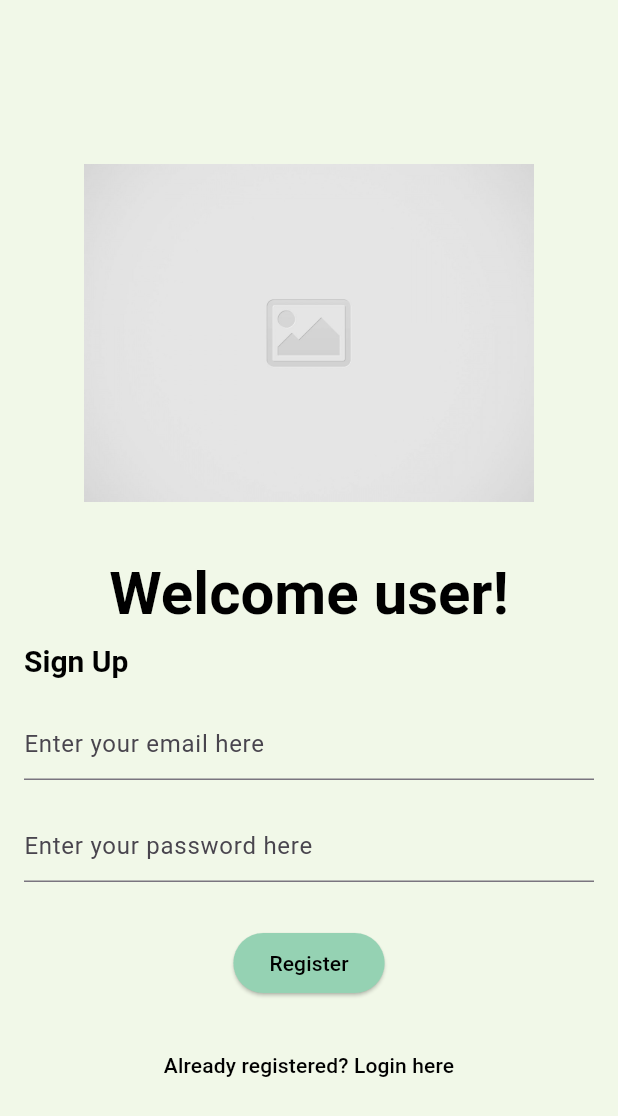
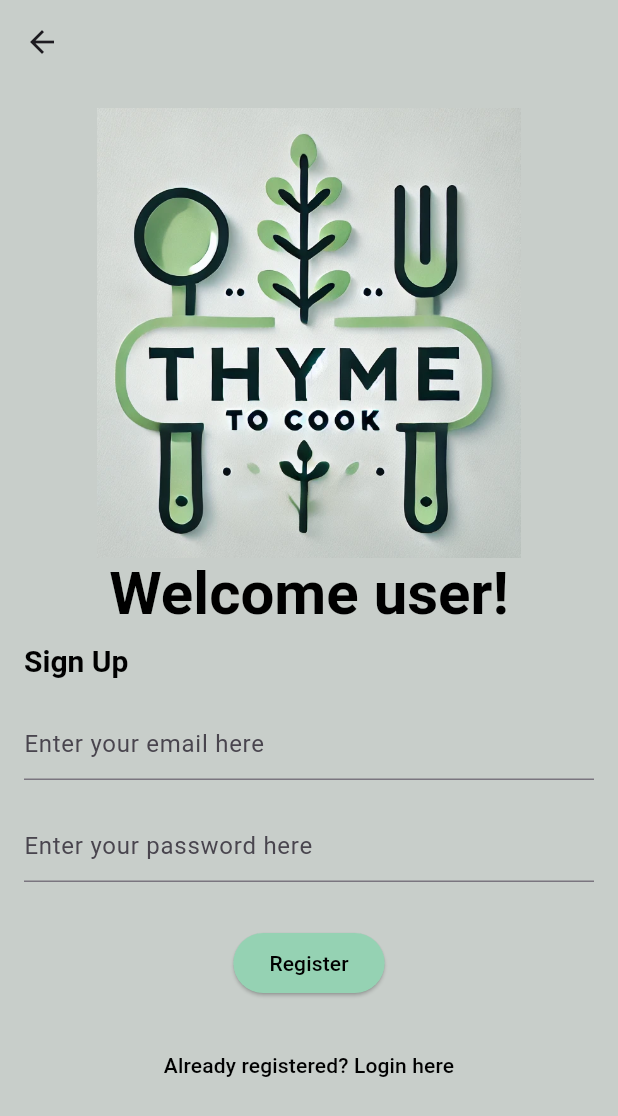
Before and after one commit to NathanTh3Gr3at/ITPV302_Project, a Flutter app: the screen it shows after launch, after a tap on "Register", on a phone screen of 412 x 824 dp. Shown: the top 1116 px of the screen. Run offline on Flutter 3.47's test engine with Material 3 defaults, Android fonts, the light colour scheme and no system bars; our stand-ins replace bloc, cloud_firestore, connectivity_plus, equatable, firebase_auth, firebase_core and 5 more; accounts and stored records are empty.

Commit message:
minor ui changes

```diff
--- a/ThymeToCook/thyme_to_cook/lib/views/register_login_section/open_app_view.dart
+++ b/ThymeToCook/thyme_to_cook/lib/views/register_login_section/open_app_view.dart
@@ -3,7 +3,9 @@ import 'package:flutter_bloc/flutter_bloc.dart';
 import 'package:thyme_to_cook/services/auth/bloc/auth_bloc.dart';
 import 'package:thyme_to_cook/services/auth/bloc/auth_event.dart';
 import 'package:thyme_to_cook/themes/colors/colors.dart';
+import 'package:thyme_to_cook/views/main_navigation.dart';
 import 'package:thyme_to_cook/views/register_login_section/login_view.dart';
+import 'package:thyme_to_cook/views/register_login_section/register_view.dart';
 
 class OpenAppView extends StatefulWidget {
   const OpenAppView({super.key});
@@ -46,10 +48,15 @@ class _OpenAppViewState extends State<OpenAppView> {
             ),
           ),
           Padding(
-            padding: const EdgeInsets.all(60.0),
+            padding: const EdgeInsets.only(top:40,bottom:40),
             child: ElevatedButton(
               onPressed: () {
-                Navigator.push(context,MaterialPageRoute(builder:(context)=>const LoginView()));
+                Navigator.push(
+                  context,
+                  MaterialPageRoute(
+                    builder: (context) => const LoginView(),
+                  ),
+                );
 
                 /* context.read<AuthBloc>().add(
                       const AuthEventLogOut(),
@@ -69,9 +76,16 @@ class _OpenAppViewState extends State<OpenAppView> {
           ),
           ElevatedButton(
             onPressed: () {
-              context.read<AuthBloc>().add(
+              Navigator.push(
+                context,
+                MaterialPageRoute(
+                  builder: (context) => const RegisterView(),
+                ),
+              );
+
+              /* context.read<AuthBloc>().add(
                     const AuthEventShouldRegister(),
-                  );
+                  ); */
             },
             style: ElevatedButton.styleFrom(
               backgroundColor: primaryButtonColor,
@@ -85,6 +99,32 @@ class _OpenAppViewState extends State<OpenAppView> {
               ),
             ),
           ),
+          Padding(
+            padding: const EdgeInsets.only(top:40),
+            child: ElevatedButton(
+              onPressed: () {
+
+
+                Navigator.push(
+                  context,
+                  MaterialPageRoute(
+                    builder: (context) => const MainNavigation(),
+                  ),
+                );
+              },
+              style: ElevatedButton.styleFrom(
+                backgroundColor: primaryButtonColor,
+              ),
+              child: const Text(
+                "Guest",
+                style: TextStyle(
+                  color: Colors.black,
+                  fontSize: 30,
+                  fontWeight: FontWeight.bold,
+                ),
+              ),
+            ),
+          ),
         ],
       ),
     );
--- a/ThymeToCook/thyme_to_cook/lib/views/register_login_section/register_view.dart
+++ b/ThymeToCook/thyme_to_cook/lib/views/register_login_section/register_view.dart
@@ -35,17 +35,21 @@ class _RegisterViewState extends State<RegisterView> {
           }
         }
       },
+      child: GestureDetector(
+        onTap: () => FocusManager.instance.primaryFocus?.unfocus(),
         child: Scaffold(
           resizeToAvoidBottomInset: false,
-        backgroundColor: backgroundColor,
-        appBar: AppBar(backgroundColor: backgroundColor,),
+          backgroundColor: openAppBackgroundColor,
+          appBar: AppBar(
+            backgroundColor: openAppBackgroundColor,
+          ),
           body: Padding(
             padding: const EdgeInsets.all(16.0),
             child: Column(
               //crossAxisAlignment: CrossAxisAlignment.start,
               children: [
                 const Image(
-                image: AssetImage('assets/images/placeholder_image.jpg'),
+                  image: AssetImage('assets/images/thyme_to_cook_logo.png'),
                   width: 300,
                   height: 300,
                 ),
@@ -97,8 +101,8 @@ class _RegisterViewState extends State<RegisterView> {
                     enableSuggestions: false,
                     autocorrect: false,
                     keyboardType: TextInputType.emailAddress,
-                  decoration:
-                      const InputDecoration(hintText: 'Enter your email here'),
+                    decoration: const InputDecoration(
+                        hintText: 'Enter your email here'),
                   ),
                 ),
                 Padding(
@@ -158,6 +162,7 @@ class _RegisterViewState extends State<RegisterView> {
             ),
           ),
         ),
+      ),
     );
   }
 
```
Also changed, not shown: ThymeToCook/thyme_to_cook/lib/views/register_login_section/login_view.dart (+6 -3 lines), ThymeToCook/thyme_to_cook/lib/views/register_login_section/verify_email_view.dart (+15 -9 lines). Lines whose indentation alone changed are shown as unchanged.
